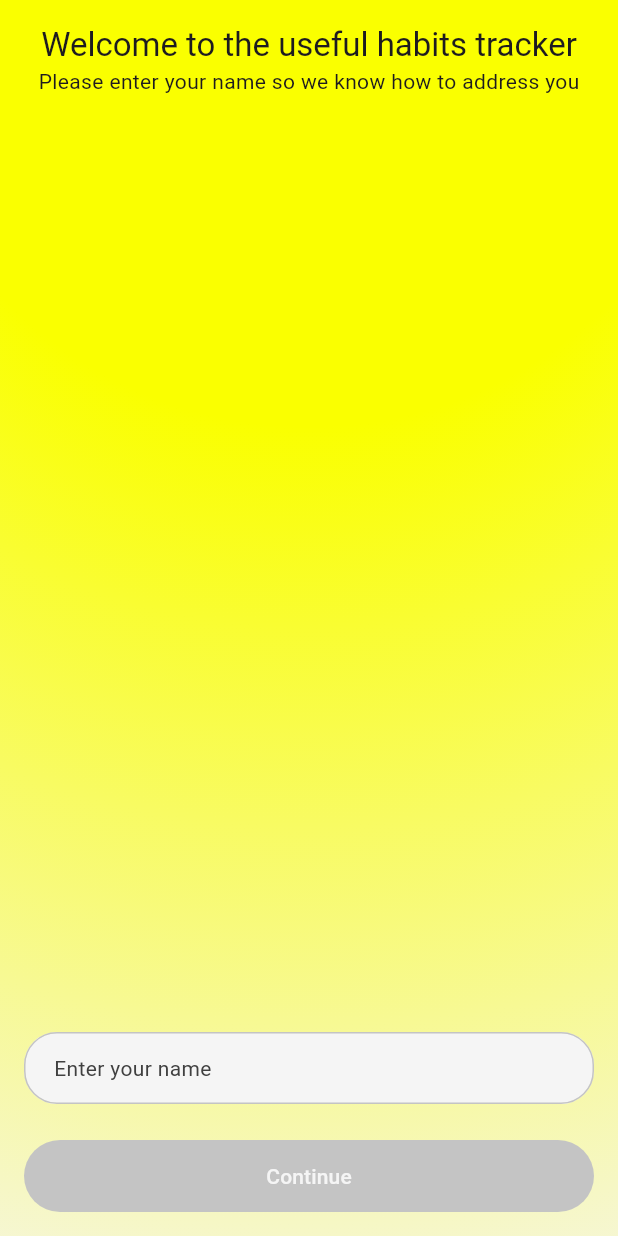
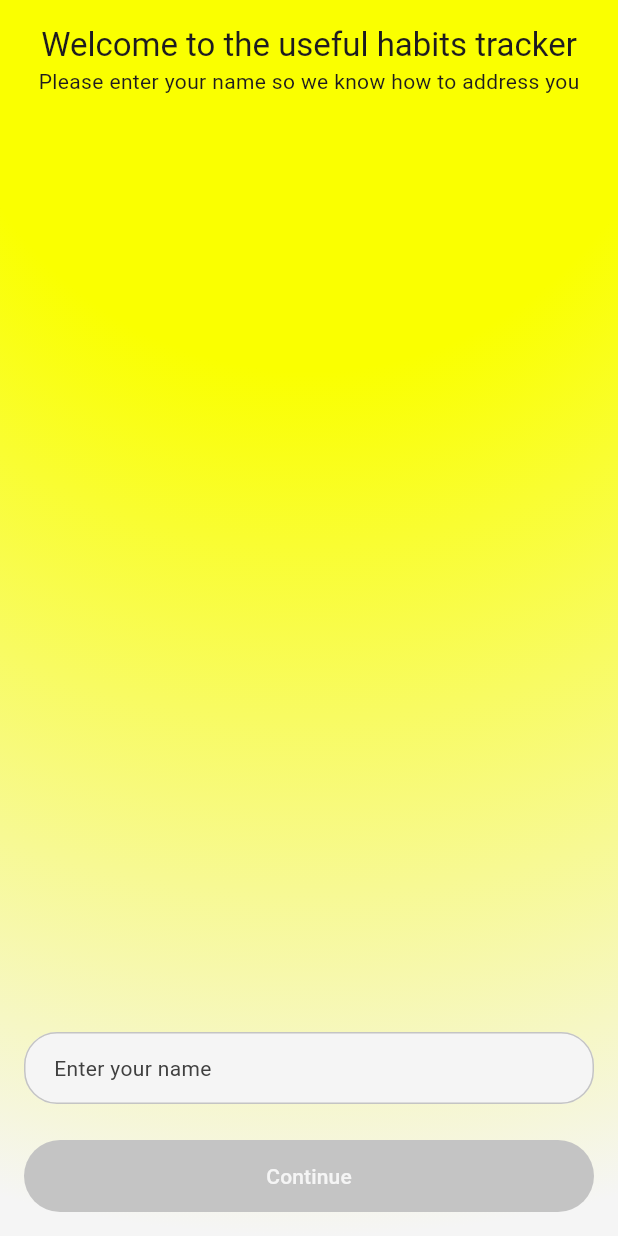
Before and after one commit to KsArt-IT/HabitCurrent-Flutter, a Flutter app: the HelloScreen screen opened by its route, on a phone screen of 412 x 824 dp. Run offline on Flutter 3.47's test engine with Material 3 defaults, Android fonts, the phone set to English and light mode, and no system bars; our stand-ins replace auto_route, get_it.

Commit message:
refactor: change hello screen for use RadialGradientBackground

```diff
--- a/app/lib/ui/hello/hello_screen.dart
+++ b/app/lib/ui/hello/hello_screen.dart
@@ -4,6 +4,7 @@ import 'package:habit_current/core/constants/constants.dart';
 import 'package:habit_current/core/router/app_router.gr.dart';
 import 'package:habit_current/generated/l10n.dart';
 import 'package:habit_current/ui/widgets/primary_button.dart';
+import 'package:habit_current/ui/widgets/radial_gradient_background.dart';
 
 @RoutePage()
 class HelloScreen extends StatefulWidget {
@@ -64,21 +65,8 @@ class _HelloScreenState extends State<HelloScreen> {
     final theme = Theme.of(context);
     final S strings = S.of(context);
     return Scaffold(
-      body: Container(
-        padding: EdgeInsets.all(Constants.paddingMedium),
-        decoration: BoxDecoration(
-          gradient: RadialGradient(
-            colors: [
-              theme.colorScheme.tertiaryFixed,
-              theme.colorScheme.onTertiaryFixed,
-            ],
-            center: Alignment.topCenter,
-            stops: [0.3, 1.0],
-            radius: 2.3,
-          ),
-        ),
-        child: SafeArea(
-          child: Form(
+      body: RadialGradientBackground(
+        body: Form(
           key: _formKey,
           child: Column(
             children: [
@@ -165,7 +153,6 @@ class _HelloScreenState extends State<HelloScreen> {
           ),
         ),
       ),
-      ),
     );
   }
 }
```
Lines whose indentation alone changed are shown as unchanged.
